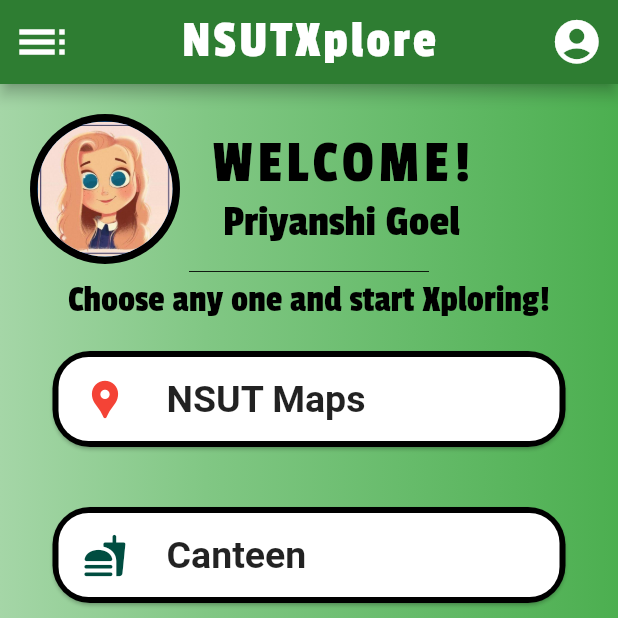
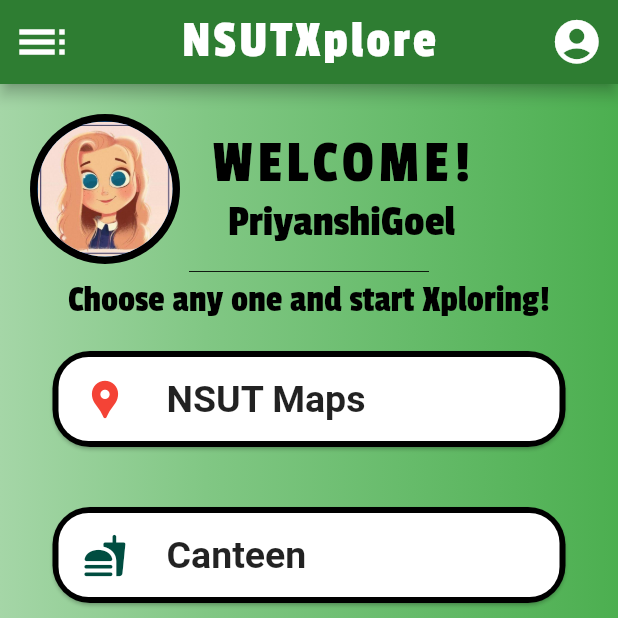
Before and after one commit to Priyanshigoel02/myfirst_flutterprojectUI, a Flutter app: the screen it shows after launch, on a phone screen of 412 x 824 dp, the top half of it. Run offline on Flutter 3.47's test engine with Material 2 defaults, Android fonts, the phone set to English and light mode, and no system bars.

Commit message:
Update main.dart

```diff
--- a/lib/main.dart
+++ b/lib/main.dart
@@ -86,7 +86,7 @@ class MyApp extends StatelessWidget {
                         ),
                       ),
                       Text(
-                        'Priyanshi Goel',
+                        'PriyanshiGoel',
                         style: TextStyle(
                           fontSize: 30.0,
                           fontFamily: 'Passion One',
```
